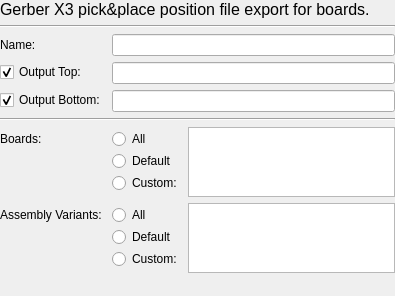
Old version of the form libs/librepcb/editor/project/outputjobsdialog/gerberx3outputjobwidget.ui in the repository LibrePCB/LibrePCB.
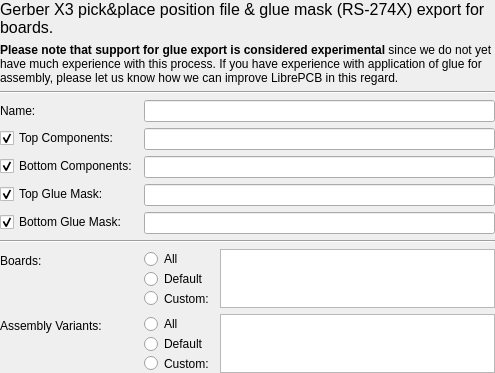
New version of the form.

Commit message: Extend Gerber X3 output job to export glue Gerber layers

Diff of the .ui file:
```diff
--- a/libs/librepcb/editor/project/outputjobsdialog/gerberx3outputjobwidget.ui
+++ b/libs/librepcb/editor/project/outputjobsdialog/gerberx3outputjobwidget.ui
@@ -6,8 +6,8 @@
    <rect>
     <x>0</x>
     <y>0</y>
-    <width>395</width>
-    <height>296</height>
+    <width>495</width>
+    <height>373</height>
    </rect>
   </property>
   <property name="windowTitle">
@@ -37,47 +37,34 @@
       </font>
      </property>
      <property name="text">
-      <string>Gerber X3 pick&amp;place position file export for boards.</string>
+      <string>Gerber X3 pick&amp;place position file &amp; glue mask (RS-274X) export for boards.</string>
      </property>
      <property name="wordWrap">
       <bool>true</bool>
      </property>
     </widget>
    </item>
-   <item row="1" column="0" colspan="2">
+   <item row="2" column="0" colspan="2">
     <widget class="Line" name="line">
      <property name="orientation">
       <enum>Qt::Horizontal</enum>
      </property>
     </widget>
    </item>
-   <item row="2" column="0">
+   <item row="3" column="0">
     <widget class="QLabel" name="label_4">
      <property name="text">
       <string>Name:</string>
      </property>
     </widget>
    </item>
-   <item row="2" column="1">
-    <widget class="QLineEdit" name="edtName"/>
-   </item>
-   <item row="3" column="0">
-    <widget class="QCheckBox" name="cbxCreateTop">
-     <property name="text">
-      <string>Output Top:</string>
-     </property>
-     <property name="checked">
-      <bool>true</bool>
-     </property>
-    </widget>
-   </item>
    <item row="3" column="1">
-    <widget class="QLineEdit" name="edtOutputTop"/>
+    <widget class="QLineEdit" name="edtName"/>
    </item>
    <item row="4" column="0">
     <widget class="QCheckBox" name="cbxCreateBottom">
      <property name="text">
-      <string>Output Bottom:</string>
+      <string>Top Components:</string>
      </property>
      <property name="checked">
       <bool>true</bool>
@@ -87,21 +74,34 @@
    <item row="4" column="1">
     <widget class="QLineEdit" name="edtOutputBottom"/>
    </item>
-   <item row="5" column="0" colspan="2">
+   <item row="5" column="0">
+    <widget class="QCheckBox" name="cbxComponentsBot">
+     <property name="text">
+      <string>Bottom Components:</string>
+     </property>
+     <property name="checked">
+      <bool>true</bool>
+     </property>
+    </widget>
+   </item>
+   <item row="5" column="1">
+    <widget class="QLineEdit" name="edtComponentsBot"/>
+   </item>
+   <item row="8" column="0" colspan="2">
     <widget class="Line" name="line_2">
      <property name="orientation">
       <enum>Qt::Horizontal</enum>
      </property>
     </widget>
    </item>
-   <item row="6" column="0">
+   <item row="9" column="0">
     <widget class="QLabel" name="label_2">
      <property name="text">
       <string>Boards:</string>
      </property>
     </widget>
    </item>
-   <item row="6" column="1">
+   <item row="9" column="1">
     <layout class="QHBoxLayout" name="horizontalLayout_2">
      <item>
       <layout class="QVBoxLayout" name="verticalLayout_2">
@@ -161,14 +161,14 @@
      </item>
     </layout>
    </item>
-   <item row="7" column="0">
+   <item row="10" column="0">
     <widget class="QLabel" name="label_5">
      <property name="text">
       <string>Assembly Variants:</string>
      </property>
     </widget>
    </item>
-   <item row="7" column="1">
+   <item row="10" column="1">
     <layout class="QHBoxLayout" name="horizontalLayout_3">
      <item>
       <layout class="QVBoxLayout" name="verticalLayout_3">
@@ -228,6 +228,42 @@
      </item>
     </layout>
    </item>
+   <item row="6" column="0">
+    <widget class="QCheckBox" name="cbxGlueTop">
+     <property name="text">
+      <string>Top Glue Mask:</string>
+     </property>
+     <property name="checked">
+      <bool>true</bool>
+     </property>
+    </widget>
+   </item>
+   <item row="7" column="0">
+    <widget class="QCheckBox" name="cbxGlueBot">
+     <property name="text">
+      <string>Bottom Glue Mask:</string>
+     </property>
+     <property name="checked">
+      <bool>true</bool>
+     </property>
+    </widget>
+   </item>
+   <item row="6" column="1">
+    <widget class="QLineEdit" name="edtGlueTop"/>
+   </item>
+   <item row="7" column="1">
+    <widget class="QLineEdit" name="edtGlueBot"/>
+   </item>
+   <item row="1" column="0" colspan="2">
+    <widget class="QLabel" name="label_3">
+     <property name="text">
+      <string>&lt;b&gt;Please note that support for glue export is considered experimental&lt;/b&gt; since we do not yet have much experience with this process. If you have experience with application of glue for assembly, please let us know how we can improve LibrePCB in this regard.</string>
+     </property>
+     <property name="wordWrap">
+      <bool>true</bool>
+     </property>
+    </widget>
+   </item>
   </layout>
  </widget>
  <resources/>
```
Left out of the diff: 6 changed lines with no effect on the pictures. The commit also changes 18 other files.
